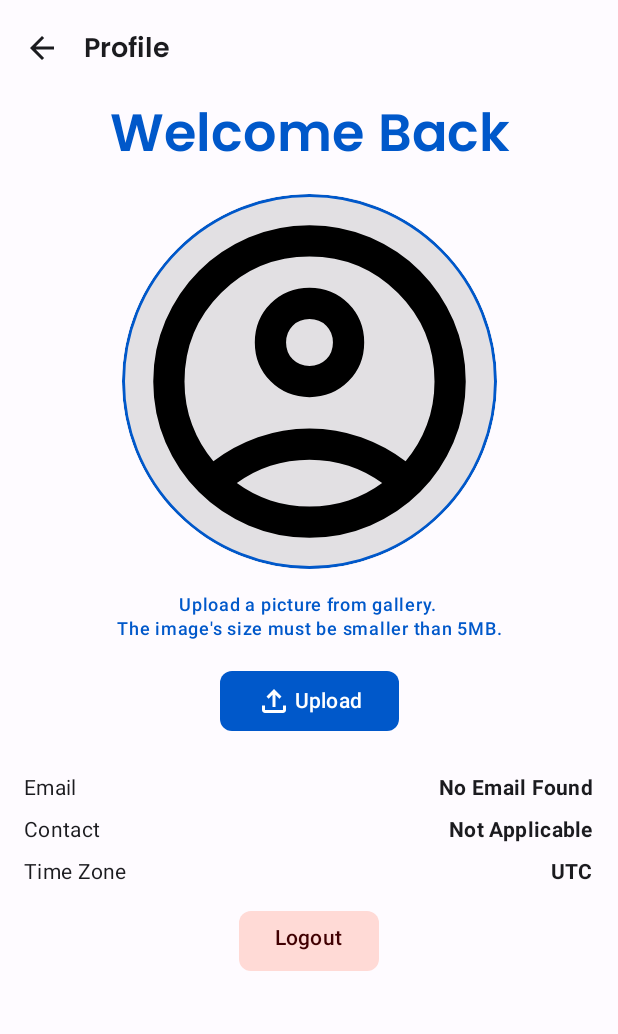
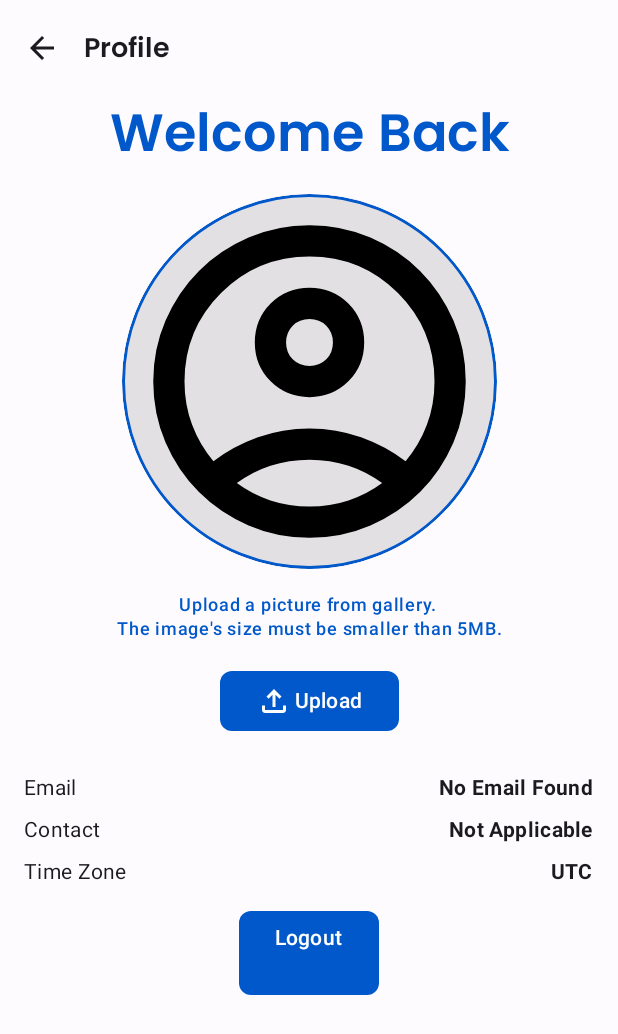
Before and after one commit to esammahdi/YemekCalendar, an Android app built with Jetpack Compose: the ProfileScreen screen opened through its navigation route, on a phone screen of 412 x 824 dp. Shown: the top 1034 px of the screen. Run offline under Robolectric (Android 15) with nearby library versions, the phone set to English and light mode, and no system bars; our stand-ins replace Dagger/Hilt's generated code, Firebase (no records; nobody signed in at launch, a user with empty details on screens opened directly), Room's generated code; pictures from the network do not load.

Commit message:
Changed the Logout button style by removing the custom height and colors.

```diff
--- a/app/src/main/java/com/example/yemekcalendar/settings/presentation/ProfileScreen.kt
+++ b/app/src/main/java/com/example/yemekcalendar/settings/presentation/ProfileScreen.kt
@@ -295,13 +295,8 @@ fun ProfileScreen(
 
                     // Buttons
                     Button(
-                        modifier = Modifier.height(40.dp),
                         shape = MaterialTheme.shapes.small,
                         onClick = { profileViewModel.onLogoutButtonClicked() },
-                        colors = ButtonDefaults.buttonColors().copy(
-                            containerColor = MaterialTheme.colorScheme.errorContainer,
-                            contentColor = MaterialTheme.colorScheme.onErrorContainer
-                        )
                     ) {
                         Text(
                             text = stringResource(R.string.logout)
@@ -315,6 +310,7 @@ fun ProfileScreen(
 
 @Composable
 fun InfoRow(label: String, value: String) {
+
     Row(
         modifier = Modifier.fillMaxWidth(),
         horizontalArrangement = Arrangement.SpaceBetween
```
